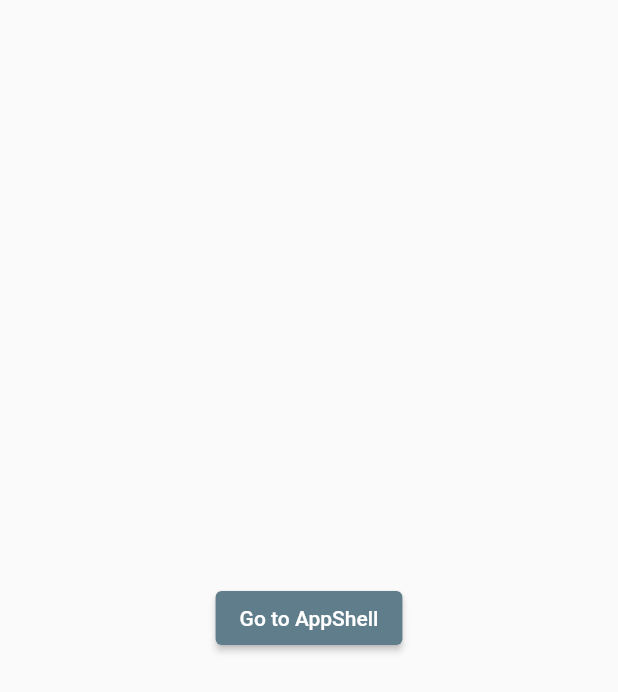
After one commit to tarrinneal/harmony, a Flutter app: the WelcomePage screen opened directly, after a tap on "Go to AppShell", on a phone screen of 412 x 824 dp. The commit adds this screen. Shown: the top 692 px of the screen. Run offline on Flutter 3.47's test engine with Material 2 defaults, Android fonts, the phone set to English and light mode, and no system bars; our stand-ins replace flutter_svg.

Commit message:
Move WelcomePage and add pushPage to AppRouteState

```diff
--- a/ui/lib/state/config/app_route_state.dart
+++ b/ui/lib/state/config/app_route_state.dart
@@ -57,4 +57,9 @@
       selectedPage = previous;
     }
   }
+
+  void pushPage(HarmonyPage page, String? nextServerId) {
+    if (nextServerId != null) serverId = nextServerId;
+    selectedPage = page;
+  }
 }
--- /dev/null
+++ b/ui/lib/welcome/page/welcome_page.dart
@@ -0,0 +1,24 @@
+import 'package:flutter/material.dart';
+import 'package:harmony/routing/widget/harmony_router_delegate.dart';
+import 'package:harmony/state/state.dart';
+
+/// Displays the screen that the user views when they first visit the app
+/// and they aren't authenticated.
+class WelcomePage extends StatelessWidget {
+  const WelcomePage({Key? key}) : super(key: key);
+
+  @override
+  Widget build(BuildContext context) {
+    final appState = AppRouteScope.of(context);
+    return Scaffold(
+      body: Center(
+        child: ElevatedButton(
+          onPressed: () {
+            appState.pushPage(HarmonyPage.server, 'home');
+          },
+          child: Text('Go to AppShell'),
+        ),
+      ),
+    );
+  }
+}
--- /dev/null
+++ b/ui/lib/welcome/welcome.dart
@@ -0,0 +1 @@
+export 'page/welcome_page.dart';
```
Also changed, not shown: ui/lib/routing/widget/harmony_router_delegate.dart (+2 -11 lines).
